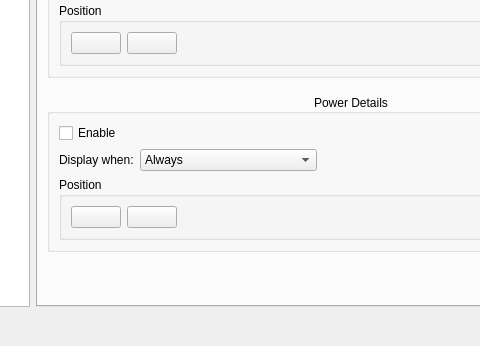
First picture: the form in src/ui/dialogconfig.ui, repository MaximumTrainer/MaximumTrainer_Redux, before the edit; both pictures show x 106 to 586 and y 157 to 503 of the 790 by 503 pixel window.
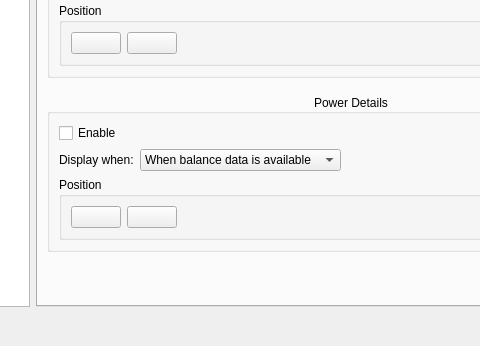
Second picture: the form after the edit. The open tabs and pages were chosen to show the change. Icons and pictures are not drawn. Custom widgets are drawn as their Qt base class.

Commit message: fix(ble): range-check pedal power balance; show balance when a meter reports it

What changed in the file:
```diff
--- a/src/ui/dialogconfig.ui
+++ b/src/ui/dialogconfig.ui
@@ -828,7 +828,7 @@
                   </property>
                   <item>
                    <property name="text">
-                    <string>Always</string>
+                    <string>When balance data is available</string>
                    </property>
                   </item>
                   <item>
```
The commit also changes 8 other files.
